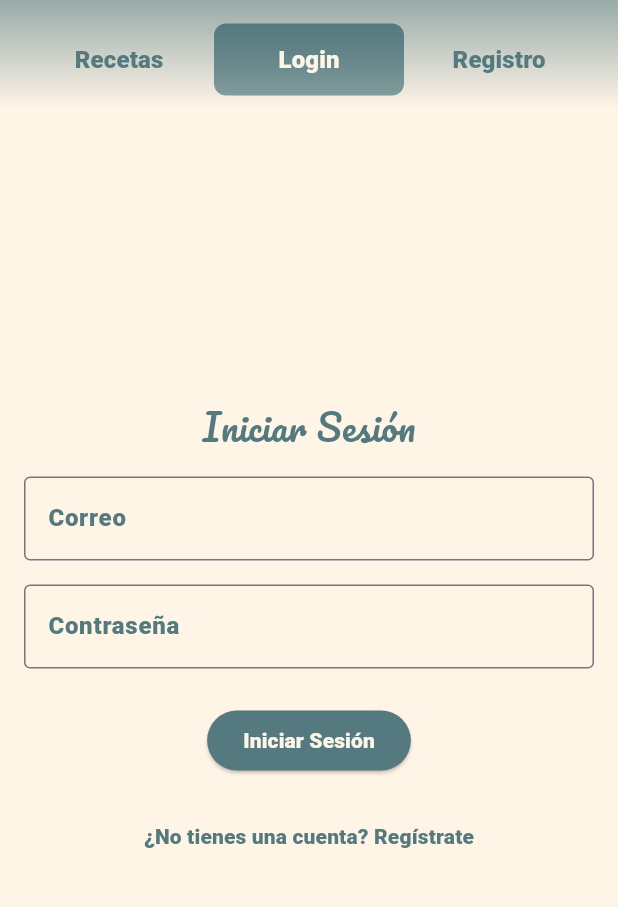
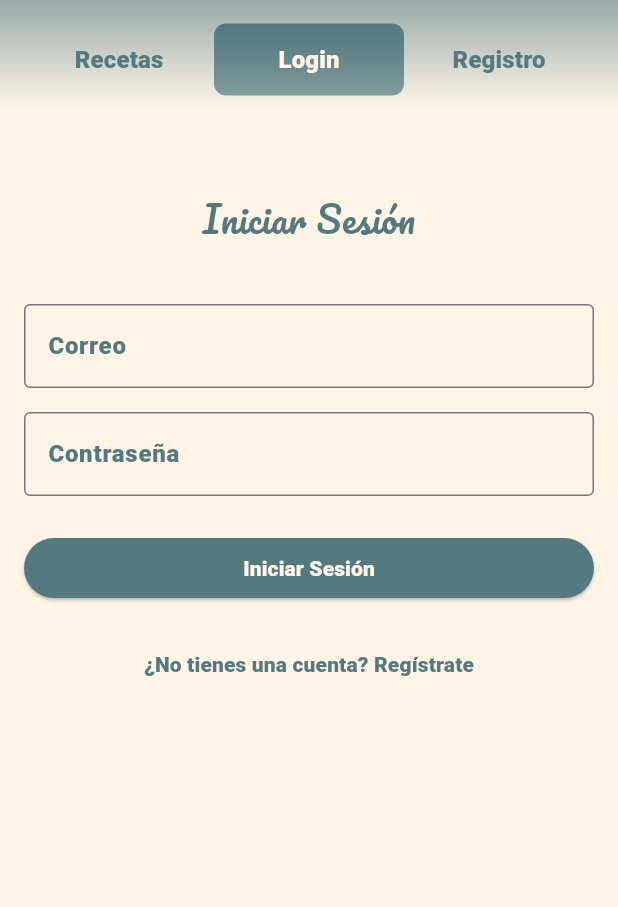
Before and after one commit to Jiwemoyo/EasyMenuApp, a Flutter app: the screen it shows after launch, after a tap on "Login", on a phone screen of 412 x 824 dp, the part 71-978 px from its top. Run offline on Flutter 3.47's test engine with Material 3 defaults, Android fonts, the phone set to English and light mode, and no system bars; our stand-ins replace cached_network_image; network calls fail; Roboto replaces fonts that are missing (Roboto-bold).

Commit message:
correccion de desbordamiento

```diff
--- a/lib/screens/home_screen.dart
+++ b/lib/screens/home_screen.dart
@@ -1,7 +1,7 @@
 import 'package:flutter/material.dart';
 import '../utils/constants.dart';
 import '../widgets/recipe_card.dart';
-import '../services/api_service.dart';
+import '../services/recipe_service.dart';
 
 class HomeScreen extends StatefulWidget {
   @override
--- a/lib/screens/login_screen.dart
+++ b/lib/screens/login_screen.dart
@@ -1,4 +1,3 @@
-// lib/screens/login_screen.dart
 import 'package:flutter/material.dart';
 import '../utils/constants.dart';
 
@@ -19,22 +18,27 @@ class _LoginScreenState extends State<LoginScreen> {
   @override
   Widget build(BuildContext context) {
     return Scaffold(
-      body: Padding(
+      body: SafeArea(
+        child: SingleChildScrollView(
+          child: Padding(
             padding: const EdgeInsets.all(16.0),
             child: Center(
               child: Form(
                 key: _formKey,
                 child: Column(
                   mainAxisAlignment: MainAxisAlignment.center,
+                  crossAxisAlignment: CrossAxisAlignment.stretch,
                   children: [
+                    SizedBox(height: 40),
                     Text(
                       'Iniciar Sesión',
                       style: pacificoTitleStyle.copyWith(
                         fontSize: 24,
                         color: GreenColor,
                       ),
+                      textAlign: TextAlign.center,
                     ),
-                SizedBox(height: 16),
+                    SizedBox(height: 40),
                     TextFormField(
                       controller: _emailController,
                       decoration: InputDecoration(
@@ -91,6 +95,8 @@ class _LoginScreenState extends State<LoginScreen> {
               ),
             ),
           ),
+        ),
+      ),
     );
   }
 }
--- a/lib/screens/register_screen.dart
+++ b/lib/screens/register_screen.dart
@@ -1,4 +1,3 @@
-// lib/screens/register_screen.dart
 import 'package:flutter/material.dart';
 import '../utils/constants.dart';
 
@@ -20,22 +19,27 @@ class _RegisterScreenState extends State<RegisterScreen> {
   @override
   Widget build(BuildContext context) {
     return Scaffold(
-      body: Padding(
+      body: SafeArea(
+        child: SingleChildScrollView(
+          child: Padding(
             padding: const EdgeInsets.all(16.0),
             child: Center(
               child: Form(
                 key: _formKey,
                 child: Column(
                   mainAxisAlignment: MainAxisAlignment.center,
+                  crossAxisAlignment: CrossAxisAlignment.stretch,
                   children: [
+                    SizedBox(height: 40),
                     Text(
                       'Registro',
                       style: pacificoTitleStyle.copyWith(
                         fontSize: 24,
                         color: GreenColor,
                       ),
+                      textAlign: TextAlign.center,
                     ),
-                SizedBox(height: 16),
+                    SizedBox(height: 40),
                     TextFormField(
                       controller: _usernameController,
                       decoration: InputDecoration(
@@ -107,6 +111,8 @@ class _RegisterScreenState extends State<RegisterScreen> {
               ),
             ),
           ),
+        ),
+      ),
     );
   }
 }
```
Also changed, not shown: lib/services/recipe_service.dart (renamed from lib/services/api_service.dart). Lines whose indentation alone changed are shown as unchanged.
